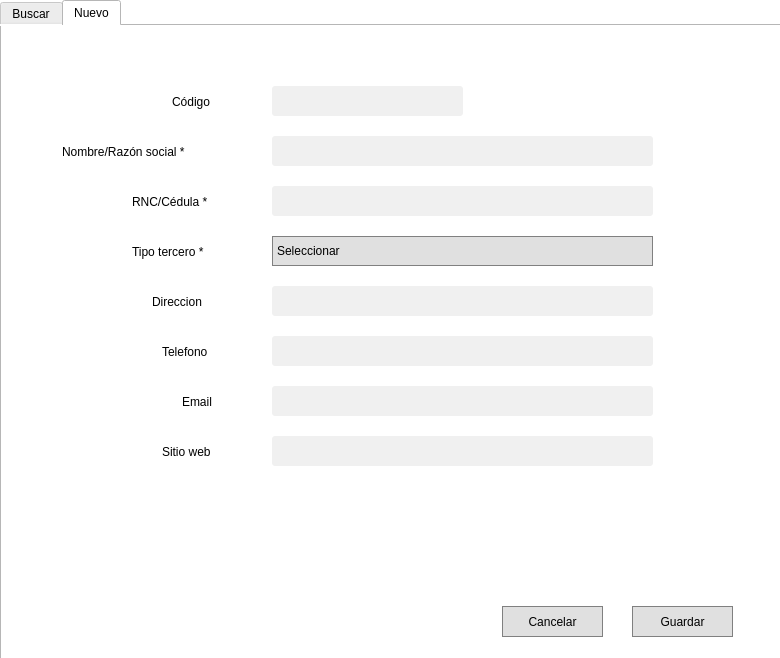
Qt form UI/registersuppliers.ui (adriii0104/ABAS_SYSTEM) before a commit.
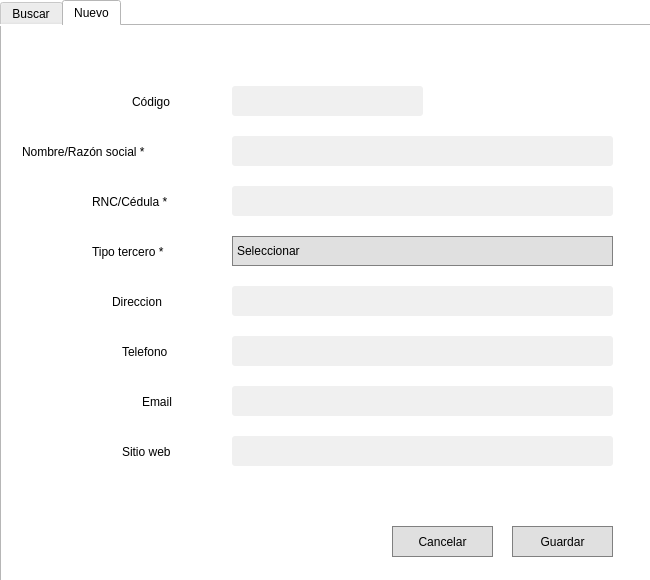
The same form after that commit. Icons and pictures are not drawn.

```diff
--- a/UI/registersuppliers.ui
+++ b/UI/registersuppliers.ui
@@ -6,14 +6,14 @@
    <rect>
     <x>0</x>
     <y>0</y>
-    <width>780</width>
-    <height>658</height>
+    <width>650</width>
+    <height>580</height>
    </rect>
   </property>
   <property name="minimumSize">
    <size>
-    <width>780</width>
-    <height>640</height>
+    <width>650</width>
+    <height>580</height>
    </size>
   </property>
   <property name="windowTitle">
@@ -35,8 +35,8 @@
      <rect>
       <x>0</x>
       <y>0</y>
-      <width>781</width>
-      <height>661</height>
+      <width>661</width>
+      <height>621</height>
      </rect>
     </property>
     <property name="currentIndex">
@@ -79,14 +79,20 @@
        <rect>
         <x>0</x>
         <y>0</y>
-        <width>780</width>
-        <height>640</height>
+        <width>650</width>
+        <height>580</height>
        </rect>
       </property>
       <property name="minimumSize">
        <size>
-        <width>780</width>
-        <height>640</height>
+        <width>650</width>
+        <height>580</height>
+       </size>
+      </property>
+      <property name="maximumSize">
+       <size>
+        <width>650</width>
+        <height>580</height>
        </size>
       </property>
       <property name="styleSheet">
@@ -99,6 +105,8 @@
 background-color: rgb(240, 240, 240);
 color: black;
 border-radius: 3px;
+padding-left: 5px;
+font: 25 10pt &quot;Bahnschrift Light&quot;;
 
 }
 
@@ -132,19 +140,17 @@
 }
 </string>
       </property>
-      <widget class="QLineEdit" name="codigoinput">
+      <widget class="QLineEdit" name="nameinput">
        <property name="geometry">
         <rect>
-         <x>270</x>
+         <x>230</x>
          <y>110</y>
          <width>381</width>
          <height>30</height>
         </rect>
        </property>
        <property name="styleSheet">
-        <string notr="true">padding-left: 10px;
-
-</string>
+        <string notr="true"/>
        </property>
        <property name="text">
         <string/>
@@ -153,7 +159,7 @@
       <widget class="QLabel" name="seriallabel">
        <property name="geometry">
         <rect>
-         <x>170</x>
+         <x>130</x>
          <y>60</y>
          <width>51</width>
          <height>31</height>
@@ -166,7 +172,7 @@
       <widget class="QLabel" name="typelabel">
        <property name="geometry">
         <rect>
-         <x>180</x>
+         <x>140</x>
          <y>360</y>
          <width>51</width>
          <height>31</height>
@@ -179,21 +185,24 @@
       <widget class="QLineEdit" name="serialinput">
        <property name="geometry">
         <rect>
-         <x>270</x>
+         <x>230</x>
          <y>60</y>
          <width>191</width>
          <height>30</height>
         </rect>
        </property>
        <property name="styleSheet">
-        <string notr="true">padding-left: 10px;</string>
+        <string notr="true"/>
+       </property>
+       <property name="text">
+        <string/>
        </property>
       </widget>
       <widget class="QPushButton" name="cancelbutton">
        <property name="geometry">
         <rect>
-         <x>500</x>
-         <y>580</y>
+         <x>390</x>
+         <y>500</y>
          <width>101</width>
          <height>31</height>
         </rect>
@@ -208,7 +217,7 @@
       <widget class="QLabel" name="codelabel">
        <property name="geometry">
         <rect>
-         <x>60</x>
+         <x>20</x>
          <y>110</y>
          <width>181</width>
          <height>31</height>
@@ -224,7 +233,7 @@
       <widget class="QLabel" name="grouplabel">
        <property name="geometry">
         <rect>
-         <x>160</x>
+         <x>120</x>
          <y>310</y>
          <width>71</width>
          <height>31</height>
@@ -237,20 +246,20 @@
       <widget class="QLineEdit" name="modelinput">
        <property name="geometry">
         <rect>
-         <x>270</x>
+         <x>230</x>
          <y>260</y>
          <width>381</width>
          <height>30</height>
         </rect>
        </property>
        <property name="styleSheet">
-        <string notr="true">padding-left: 10px;</string>
+        <string notr="true"/>
        </property>
       </widget>
       <widget class="QLabel" name="brandlabel">
        <property name="geometry">
         <rect>
-         <x>130</x>
+         <x>90</x>
          <y>210</y>
          <width>101</width>
          <height>31</height>
@@ -263,20 +272,20 @@
       <widget class="QLineEdit" name="nameinput">
        <property name="geometry">
         <rect>
-         <x>270</x>
+         <x>230</x>
          <y>160</y>
          <width>381</width>
          <height>30</height>
         </rect>
        </property>
        <property name="styleSheet">
-        <string notr="true">padding-left: 10px;</string>
+        <string notr="true"/>
        </property>
       </widget>
       <widget class="QLabel" name="modellabel">
        <property name="geometry">
         <rect>
-         <x>150</x>
+         <x>110</x>
          <y>260</y>
          <width>71</width>
          <height>31</height>
@@ -289,7 +298,7 @@
       <widget class="QLabel" name="namelabel">
        <property name="geometry">
         <rect>
-         <x>130</x>
+         <x>90</x>
          <y>160</y>
          <width>111</width>
          <height>31</height>
@@ -302,8 +311,8 @@
       <widget class="QPushButton" name="acceptbutton">
        <property name="geometry">
         <rect>
-         <x>630</x>
-         <y>580</y>
+         <x>510</x>
+         <y>500</y>
          <width>101</width>
          <height>31</height>
         </rect>
@@ -318,7 +327,7 @@
       <widget class="QComboBox" name="comboBox">
        <property name="geometry">
         <rect>
-         <x>270</x>
+         <x>230</x>
          <y>210</y>
          <width>381</width>
          <height>30</height>
@@ -343,33 +352,33 @@
       <widget class="QLineEdit" name="serialinput_2">
        <property name="geometry">
         <rect>
-         <x>270</x>
+         <x>230</x>
          <y>310</y>
          <width>381</width>
          <height>30</height>
         </rect>
        </property>
        <property name="styleSheet">
-        <string notr="true">padding-left: 10px;</string>
+        <string notr="true"/>
        </property>
       </widget>
       <widget class="QLineEdit" name="serialinput_3">
        <property name="geometry">
         <rect>
-         <x>270</x>
+         <x>230</x>
          <y>360</y>
          <width>381</width>
          <height>30</height>
         </rect>
        </property>
        <property name="styleSheet">
-        <string notr="true">padding-left: 10px;</string>
+        <string notr="true"/>
        </property>
       </widget>
       <widget class="QLabel" name="typelabel_2">
        <property name="geometry">
         <rect>
-         <x>160</x>
+         <x>120</x>
          <y>410</y>
          <width>71</width>
          <height>31</height>
@@ -382,14 +391,14 @@
       <widget class="QLineEdit" name="serialinput_4">
        <property name="geometry">
         <rect>
-         <x>270</x>
+         <x>230</x>
          <y>410</y>
          <width>381</width>
          <height>30</height>
         </rect>
        </property>
        <property name="styleSheet">
-        <string notr="true">padding-left: 10px;</string>
+        <string notr="true"/>
        </property>
       </widget>
      </widget>
```
Left out of the diff: 14 changed lines with no effect on the pictures.
